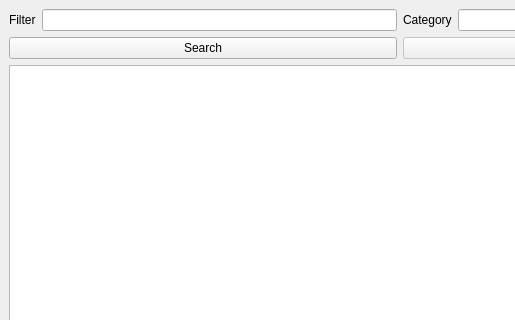
Above: views/CategorizeView.ui from xcarol/wmm-qt before the change; both pictures show x 0 to 515 and y 0 to 320 of the 800 by 600 pixel window. Below: the same form after it.
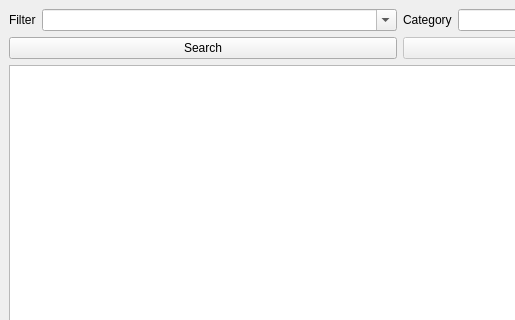
That is the form after the change.

Commit message: store filter for later use

```diff
--- a/views/CategorizeView.ui
+++ b/views/CategorizeView.ui
@@ -29,7 +29,17 @@
            </widget>
           </item>
           <item>
-           <widget class="QLineEdit" name="filterEdit"/>
+           <widget class="QComboBox" name="filterEdit">
+            <property name="sizePolicy">
+             <sizepolicy hsizetype="Expanding" vsizetype="Fixed">
+              <horstretch>0</horstretch>
+              <verstretch>0</verstretch>
+             </sizepolicy>
+            </property>
+            <property name="editable">
+             <bool>true</bool>
+            </property>
+           </widget>
           </item>
          </layout>
         </item>
```
The commit also changes 2 other files.
